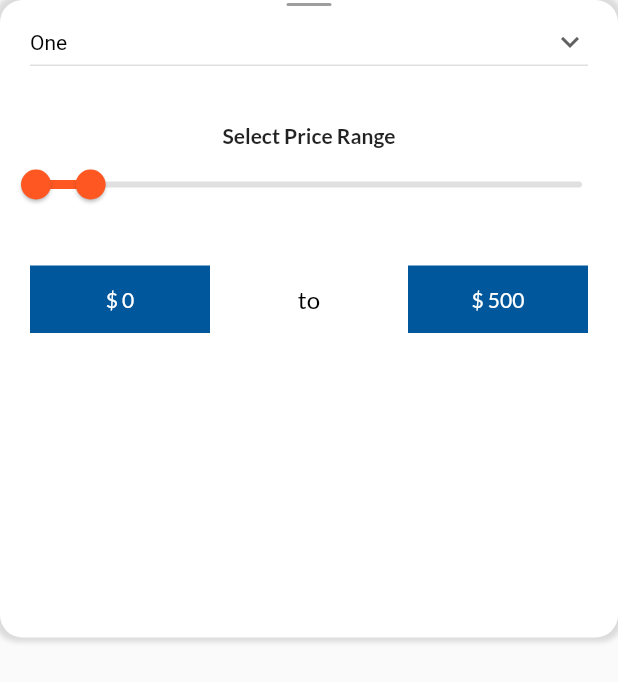
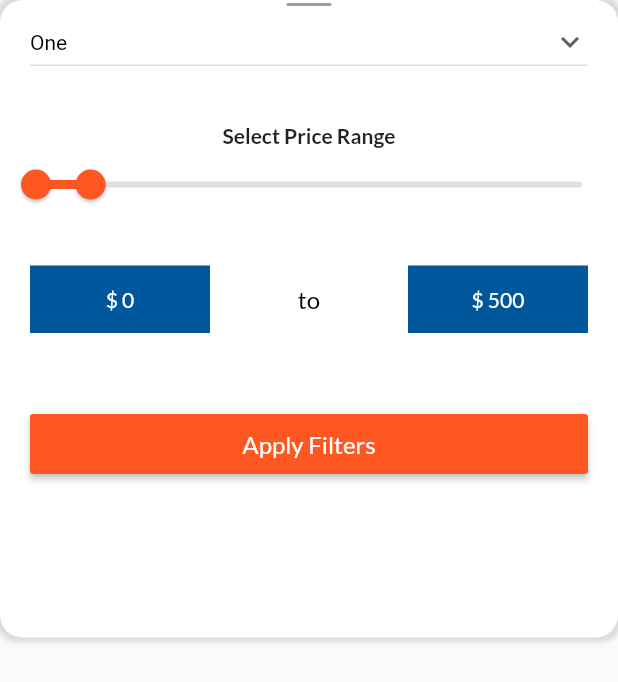
Before and after one commit to Furqankhanzada/flutter_eCommerce_ui_kit, a Flutter app: the ShopSearch widget shown alone on an empty page, opened directly, on a phone screen of 412 x 824 dp. Shown: the top 682 px of the screen. Run offline on Flutter 3.47's test engine with Material 2 defaults, Android fonts, the phone set to English and light mode, and no system bars; our stand-ins replace cached_network_image, carousel_slider, smooth_star_rating; network calls fail.

Commit message:
Implemented Apply Filters Button

```diff
--- a/lib/shop/search.dart
+++ b/lib/shop/search.dart
@@ -118,7 +118,24 @@ class _ShopSearchState extends State<ShopSearch> {
                   ),
                 ],
               ),
-            )
+            ),
+
+            Padding(
+              padding: const EdgeInsets.only(left: 20.0, right: 20, top: 50),
+              child: ButtonTheme(
+                buttonColor: Theme.of(context).primaryColor,
+                minWidth: double.infinity,
+                height: 40.0,
+                child: RaisedButton(
+                  onPressed: () {},
+                  child: Text(
+                    "Apply Filters",
+                    style: TextStyle(color: Colors.white, fontSize: 16),
+                  ),
+                ),
+              ),
+            ),
+
           ],
       ),
     );
```
